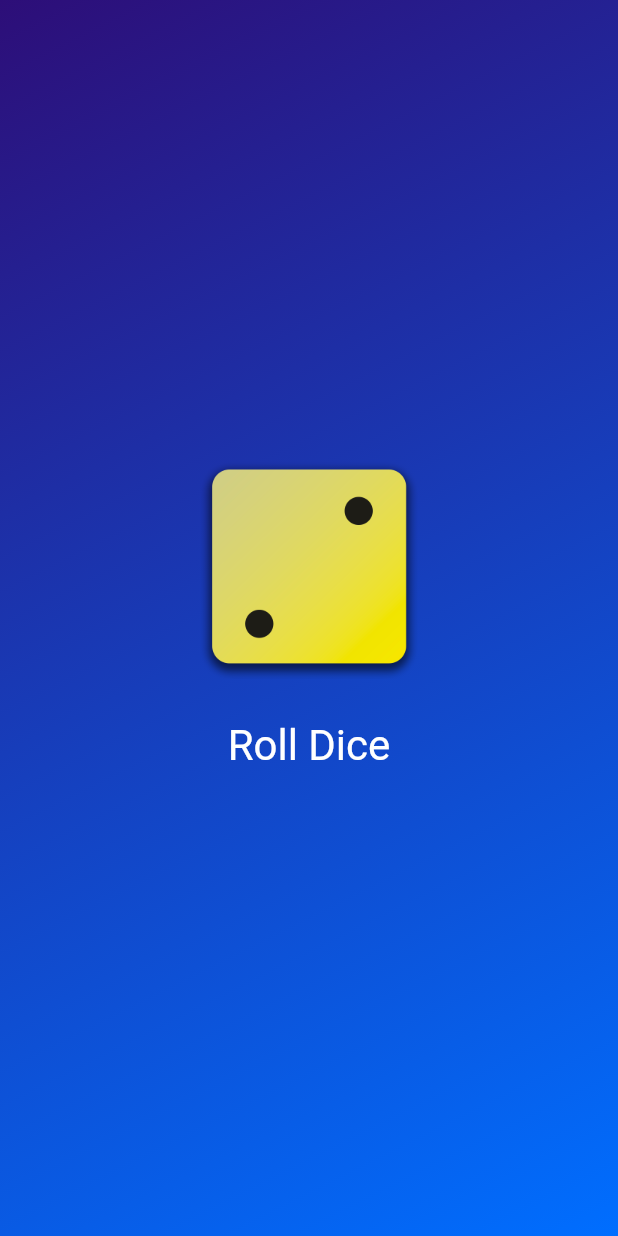
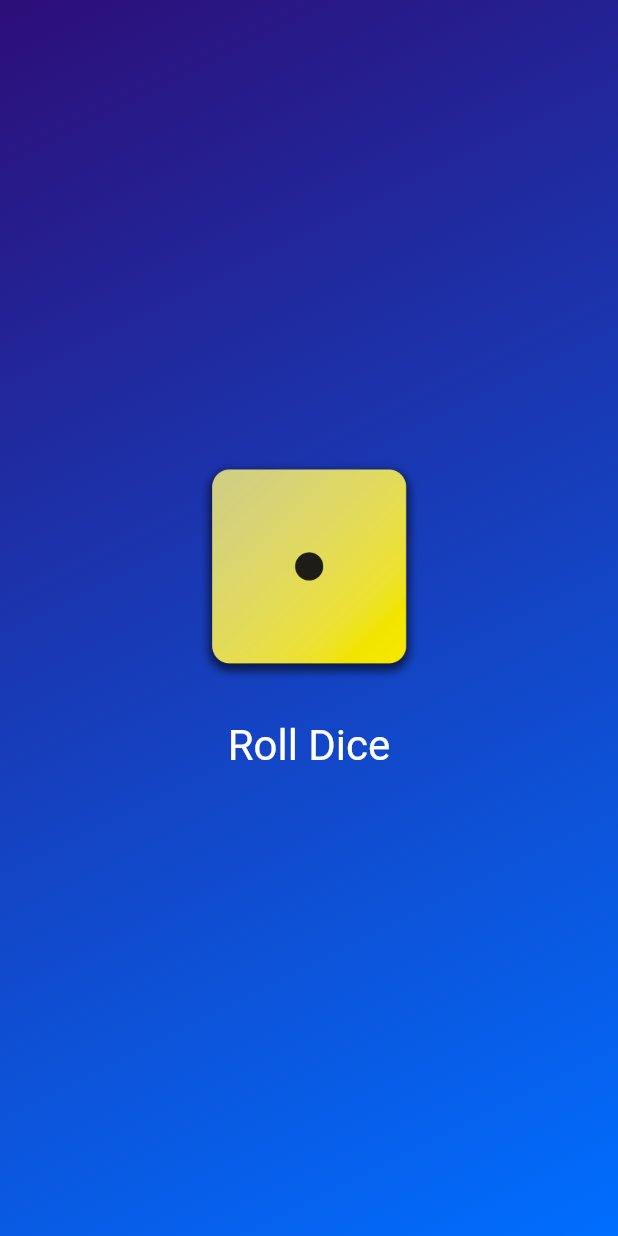
Before and after one commit to abhishekdwibedy-2002/basicsofflutter, a Flutter app: the screen it shows after launch, after a tap on "Roll Dice", on a phone screen of 412 x 824 dp. Run offline on Flutter 3.47's test engine with Material 2 defaults, Android fonts, the phone set to English and light mode, and no system bars.

Commit message:
Final Changes to roll dice app

```diff
--- /dev/null
+++ b/first_app/lib/diceroller.dart
@@ -0,0 +1,43 @@
+import 'package:flutter/material.dart';
+import 'dart:math';
+
+class DiceRoller extends StatefulWidget {
+  const DiceRoller({super.key});
+
+  @override
+  State<DiceRoller> createState() => _DiceRollerState();
+}
+
+class _DiceRollerState extends State<DiceRoller> {
+  var activediceimg = 'assets/images/dice-2.png';
+
+  void pressed() {
+    setState(() {
+      var img = Random().nextInt(5) + 1;
+      activediceimg = 'assets/images/dice-$img.png';
+    });
+  }
+
+  @override
+  Widget build(BuildContext context) {
+    return Column(
+      mainAxisSize: MainAxisSize.min,
+      children: [
+        Image.asset(
+          activediceimg,
+          width: 150,
+        ),
+        const SizedBox(height: 20),
+        //ElevatedButton(onPressed: pressed,  child:  const Text('Roll Dice'))
+        //OutlinedButton(onPressed: pressed, child: const Text('Roll Dice'))
+        TextButton(
+            onPressed: pressed,
+            style: TextButton.styleFrom(
+                //padding: const EdgeInsets.only(top: 20),
+                textStyle: const TextStyle(fontSize: 28),
+                foregroundColor: Colors.white),
+            child: const Text('Roll Dice'))
+      ],
+    );
+  }
+}
--- a/first_app/lib/gradient_container.dart
+++ b/first_app/lib/gradient_container.dart
@@ -1,3 +1,4 @@
+import 'package:first_app/diceroller.dart';
 import 'package:flutter/material.dart';
 import 'package:first_app/textwidget.dart';
 
@@ -9,9 +10,6 @@ class GradientContainer extends StatelessWidget {
         color2 = Colors.lightGreenAccent;
   final Color color1;
   final Color color2;
-  //var activediceimg='assets/images/dice-2.png';
-
-  void pressed() {}
 
   @override
   Widget build(BuildContext context) {
@@ -30,26 +28,8 @@ class GradientContainer extends StatelessWidget {
           end: Alignment.bottomRight,
         ),
       ),
-      child: Center(
-        child: Column(
-          mainAxisSize: MainAxisSize.min,
-          children: [
-            Image.asset(
-              'assets/images/dice-2.png',
-              width: 150,
-            ),
-            const SizedBox(height: 20),
-            //ElevatedButton(onPressed: pressed,  child:  const Text('Roll Dice'))
-            //OutlinedButton(onPressed: pressed, child: const Text('Roll Dice'))
-            TextButton(
-                onPressed: pressed,
-                style: TextButton.styleFrom(
-                    //padding: const EdgeInsets.only(top: 20),
-                    textStyle: const TextStyle(fontSize: 28),
-                    foregroundColor: Colors.white),
-                child: const Text('Roll Dice'))
-          ],
-        ),
+      child: const Center(
+        child: DiceRoller(),
       ),
     );
   }
```
